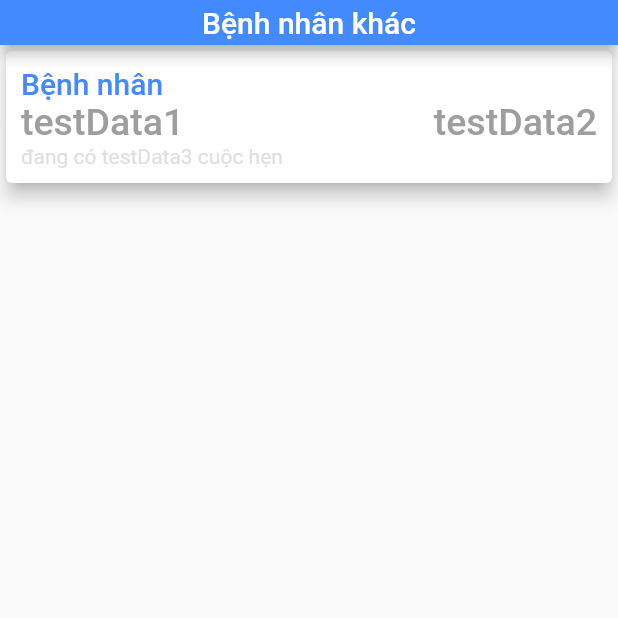
After one commit to lqnhat97/umc_stt_flutter, a Flutter app: the SearchedPatient screen opened directly, on a phone screen of 412 x 824 dp, the top half of it. The commit adds this screen. Run offline on Flutter 3.47's test engine with Material 2 defaults, Android fonts, the phone set to English and light mode, and no system bars; our stand-ins replace expandable; missing offline and left inert: barcode_scan; network calls fail.

Commit message:
add SearchedPatient.dart

```diff
--- a/lib/Home/Fragments/HomeFragment.dart
+++ b/lib/Home/Fragments/HomeFragment.dart
@@ -42,7 +42,6 @@ class _HomeFragmentState extends State<HomeFragment> {
   Widget homeWidget(BuildContext context) {
     List<Clinical> clinicalData = _HomeFragmentState._clinic.lamSang;
     List<Subclinical> data = _HomeFragmentState._clinic.canLamSang;
-    Expanded mExpanded;
     return Scaffold(
         body: ListView.builder(
             itemCount: clinicalData.length,
--- a/lib/Home/Home.dart
+++ b/lib/Home/Home.dart
@@ -1,5 +1,6 @@
 import 'package:flutter/material.dart';
-import 'package:flutter_app/History/History.dart';
+import 'package:flutter_app/History/HistoryFragment.dart';
+import 'package:flutter_app/SearchedPatient/SearchedPatient.dart';
 import 'package:flutter_app/Utils/Words.dart';
 import 'package:flutter_app/Home/Fragments/HomeFragment.dart';
 import 'package:flutter_app/Home/Fragments/SettingFragment.dart';
@@ -44,7 +45,7 @@ class _HomeState extends State<Home> with TickerProviderStateMixin {
   }
 
   final List<Widget> _children = [
-    Text("1"),
+    SearchedPatient(),
     History(),
     HomeFragment(),
     ProfileFragment(),
--- /dev/null
+++ b/lib/SearchedPatient/SearchedPatient.dart
@@ -0,0 +1,384 @@
+import 'package:expandable/expandable.dart';
+import 'package:flutter/cupertino.dart';
+import 'package:flutter/material.dart';
+import 'package:flutter_app/Request/Clinic.dart';
+
+class SearchedPatient extends StatefulWidget {
+  @override
+  State<StatefulWidget> createState() {
+    // TODO: implement createState
+    return _SearchedPatientState();
+  }
+}
+
+class _SearchedPatientState extends State<SearchedPatient> {
+  static Clinic _clinic;
+
+  @override
+  Widget build(BuildContext context) {
+    /*List<Clinical> clinicalData = _clinic.lamSang;
+    List<Subclinical> data = _clinic.canLamSang;*/
+    String data1 = "testData1";
+    String data2 = "testData2";
+    String data3 = "testData3";
+    // TODO: implement build
+    return Scaffold(
+      appBar: PreferredSize(
+          child: AppBar(
+            title: Text("Bệnh nhân khác"),
+            centerTitle: true,
+            automaticallyImplyLeading: false,
+            backgroundColor: Colors.blueAccent,
+          ),
+          preferredSize: Size.fromHeight(30.0)),
+      body: Column(
+        mainAxisAlignment: MainAxisAlignment.start,
+        children: <Widget>[
+          Card(
+              elevation: 5.0,
+              child: Padding(padding:EdgeInsets.symmetric(vertical: 10.0, horizontal: 10.0), child: Column(
+                mainAxisAlignment: MainAxisAlignment.spaceBetween,
+                crossAxisAlignment: CrossAxisAlignment.start,
+                children: <Widget>[
+                  Text(
+                    "Bệnh nhân",
+                    style: TextStyle(
+                        color: Colors.blueAccent,
+                        fontSize: 20,
+                        fontWeight: FontWeight.w500),
+                  ),
+                  Row(
+                    mainAxisAlignment: MainAxisAlignment.spaceBetween,
+                    children: <Widget>[
+                      Text(
+                        data1,
+                        style: TextStyle(
+                            color: Colors.grey,
+                            fontSize: 25,
+                            fontWeight: FontWeight.w500),
+                      ),
+                      Text(
+                        data2,
+                        style: TextStyle(
+                            color: Colors.grey,
+                            fontSize: 25,
+                            fontWeight: FontWeight.w500),
+                      ),
+                    ],
+                  ),
+                  Text(
+                    "đang có " + data3 + " cuộc hẹn",
+                    style: TextStyle(color: Colors.grey[300]),
+                  )
+                ],
+              ))),
+          /*ListView.builder(
+              itemCount: clinicalData.length,
+              itemBuilder: (BuildContext context, int index) {
+                return ExpandableNotifier(
+                    child: Column(
+                  crossAxisAlignment: CrossAxisAlignment.start,
+                  children: <Widget>[
+                    ExpandablePanel(
+                      header: Card(
+                          elevation: 5.0,
+                          child: Row(
+                            mainAxisAlignment: MainAxisAlignment.spaceAround,
+                            children: <Widget>[
+                              Column(
+                                mainAxisAlignment: MainAxisAlignment.center,
+                                children: <Widget>[
+                                  Text(
+                                    "Phòng khám",
+                                    style: TextStyle(
+                                        color: Colors.blue[800],
+                                        fontSize: 25,
+                                        fontWeight: FontWeight.bold),
+                                  ),
+                                  Text(
+                                    clinicalData[index].maPhong,
+                                    style: TextStyle(
+                                        color: Colors.black,
+                                        fontSize: 25,
+                                        fontWeight: FontWeight.bold),
+                                  ),
+                                  Text(
+                                    "Thời gian dự kiến",
+                                    style: TextStyle(
+                                        color: Colors.blue[800],
+                                        fontSize: 20,
+                                        fontWeight: FontWeight.bold),
+                                  ),
+                                  Text(
+                                    clinicalData[index].thoiGianDuKien,
+                                    style: TextStyle(
+                                        color: Colors.grey,
+                                        fontSize: 20,
+                                        fontWeight: FontWeight.bold),
+                                  ),
+                                  Text("còn ... h ... phút")
+                                ],
+                              ),
+                              Column(
+                                mainAxisAlignment: MainAxisAlignment.center,
+                                children: <Widget>[
+                                  Text(
+                                    "Số hiện tại",
+                                    style: TextStyle(
+                                      color: Colors.black,
+                                      fontSize: 25,
+                                    ),
+                                  ),
+                                  Text(
+                                    clinicalData[index].sttHienTai.toString(),
+                                    style: TextStyle(
+                                        color: Colors.blueAccent, fontSize: 25),
+                                  ),
+                                  IntrinsicHeight(
+                                    child: Row(
+                                      crossAxisAlignment:
+                                          CrossAxisAlignment.stretch,
+                                      children: <Widget>[
+                                        Container(
+                                          padding: EdgeInsets.symmetric(
+                                              vertical: 5.0, horizontal: 25.0),
+                                          decoration: BoxDecoration(
+                                            border: Border.all(
+                                                color: Colors.blue[700],
+                                                width: 2.0),
+                                            borderRadius:
+                                                BorderRadius.circular(10.0),
+                                          ),
+                                          child: Column(
+                                            children: <Widget>[
+                                              Text(
+                                                "Số của bạn",
+                                                style: TextStyle(
+                                                  color: Colors.black,
+                                                  fontSize: 25,
+                                                ),
+                                              ),
+                                              Text(
+                                                clinicalData[index]
+                                                    .stt
+                                                    .toString(),
+                                                style: TextStyle(
+                                                  color: Colors.blue[700],
+                                                  fontSize: 40,
+                                                ),
+                                              )
+                                            ],
+                                          ),
+                                        )
+                                      ],
+                                    ),
+                                  ),
+                                  const SizedBox(
+                                    height: 5,
+                                  ),
+                                ],
+                              )
+                            ],
+                          )),
+
+                      // Cận lâm sàng
+                      expanded: SizedBox(
+                          height: MediaQuery.of(context).size.height,
+                          child: GridView.builder(
+                              itemCount: data.length,
+                              gridDelegate:
+                                  new SliverGridDelegateWithFixedCrossAxisCount(
+                                      crossAxisCount: 2),
+                              itemBuilder: (BuildContext context, int index) {
+                                return new GestureDetector(
+                                  child: new ClipRRect(
+                                    borderRadius: BorderRadius.circular(15.0),
+                                    child: Card(
+                                      elevation: 2.0,
+                                      child: new Container(
+                                          padding: new EdgeInsets.symmetric(
+                                              vertical: 1.0, horizontal: 5.0),
+                                          child: Column(
+                                            crossAxisAlignment:
+                                                CrossAxisAlignment.center,
+                                            children: <Widget>[
+                                              Text(
+                                                data[index].tenPhong,
+                                                style: TextStyle(
+                                                    fontWeight: FontWeight.bold,
+                                                    color: Colors.blueAccent,
+                                                    fontSize: 18),
+                                                textAlign: TextAlign.center,
+                                              ),
+                                              Container(
+                                                padding:
+                                                    new EdgeInsets.symmetric(
+                                                        vertical: 5,
+                                                        horizontal: 0.0),
+                                                child: Row(
+                                                  mainAxisAlignment:
+                                                      MainAxisAlignment
+                                                          .spaceBetween,
+                                                  children: <Widget>[
+                                                    Text(
+                                                      "Phòng",
+                                                      style: TextStyle(
+                                                          color: Colors.black,
+                                                          fontSize: 15),
+                                                      textAlign: TextAlign.left,
+                                                    ),
+                                                    Text(
+                                                      data[index].maPhongCls,
+                                                      style: TextStyle(
+                                                          color: Colors.black45,
+                                                          fontSize: 15),
+                                                      textAlign:
+                                                          TextAlign.right,
+                                                    )
+                                                  ],
+                                                ),
+                                              ),
+                                              Container(
+                                                padding:
+                                                    new EdgeInsets.symmetric(
+                                                        vertical: 5,
+                                                        horizontal: 0.0),
+                                                child: Row(
+                                                  mainAxisAlignment:
+                                                      MainAxisAlignment
+                                                          .spaceBetween,
+                                                  children: <Widget>[
+                                                    Text(
+                                                      "Thời gian",
+                                                      style: TextStyle(
+                                                          color: Colors.black,
+                                                          fontSize: 15),
+                                                      textAlign: TextAlign.left,
+                                                    ),
+                                                    Text(
+                                                      data[index]
+                                                          .thoiGianDuKien,
+                                                      style: TextStyle(
+                                                          color: Colors.black45,
+                                                          fontSize: 15),
+                                                      textAlign:
+                                                          TextAlign.right,
+                                                    )
+                                                  ],
+                                                ),
+                                              ),
+                                              Container(
+                                                padding:
+                                                    new EdgeInsets.symmetric(
+                                                        vertical: 5,
+                                                        horizontal: 0.0),
+                                                child: Row(
+                                                  mainAxisAlignment:
+                                                      MainAxisAlignment
+                                                          .spaceBetween,
+                                                  children: <Widget>[
+                                                    Text(
+                                                      "Số hiện tại",
+                                                      style: TextStyle(
+                                                          color: Colors.black,
+                                                          fontSize: 15,
+                                                          fontWeight:
+                                                              FontWeight.bold),
+                                                      textAlign: TextAlign.left,
+                                                    ),
+                                                    Text(
+                                                      data[index]
+                                                          .sttHienTai
+                                                          .toString(),
+                                                      style: TextStyle(
+                                                          color:
+                                                              Colors.lightBlue,
+                                                          fontSize: 15,
+                                                          fontWeight:
+                                                              FontWeight.bold),
+                                                      textAlign:
+                                                          TextAlign.right,
+                                                    )
+                                                  ],
+                                                ),
+                                              ),
+                                              Container(
+                                                  padding:
+                                                      new EdgeInsets.symmetric(
+                                                          vertical: 5,
+                                                          horizontal: 0.0),
+                                                  child: Row(
+                                                    mainAxisAlignment:
+                                                        MainAxisAlignment
+                                                            .spaceBetween,
+                                                    children: <Widget>[
+                                                      Text(
+                                                        "Số của bạn",
+                                                        style: TextStyle(
+                                                            color: Colors.black,
+                                                            fontSize: 15,
+                                                            fontWeight:
+                                                                FontWeight
+                                                                    .bold),
+                                                        textAlign:
+                                                            TextAlign.left,
+                                                      ),
+                                                      Text(
+                                                        data[index]
+                                                            .stt
+                                                            .toString(),
+                                                        style: TextStyle(
+                                                            color: Colors
+                                                                .redAccent,
+                                                            fontSize: 15,
+                                                            fontWeight:
+                                                                FontWeight
+                                                                    .bold),
+                                                        textAlign:
+                                                            TextAlign.right,
+                                                      )
+                                                    ],
+                                                  )),
+                                            ],
+                                          )),
+                                    ),
+                                  ),
+                                  onTap: () {
+                                    showDialog(
+                                      barrierDismissible: false,
+                                      context: context,
+                                      child: new CupertinoAlertDialog(
+                                        title: new Column(
+                                          children: <Widget>[
+                                            new Text("GridView"),
+                                            new Icon(
+                                              Icons.favorite,
+                                              color: Colors.green,
+                                            ),
+                                          ],
+                                        ),
+                                        content:
+                                            new Text("Selected Item $index"),
+                                        actions: <Widget>[
+                                          new FlatButton(
+                                              onPressed: () {
+                                                Navigator.of(context).pop();
+                                              },
+                                              child: new Text("OK"))
+                                        ],
+                                      ),
+                                    );
+                                  },
+                                );
+                              })),
+                      tapHeaderToExpand: true,
+                      hasIcon: false,
+                    )
+                  ],
+                ));
+              })*/
+        ],
+      ),
+    );
+  }
+}
```
Also changed, not shown: lib/History/HistoryFragment.dart (renamed from lib/History/History.dart).
